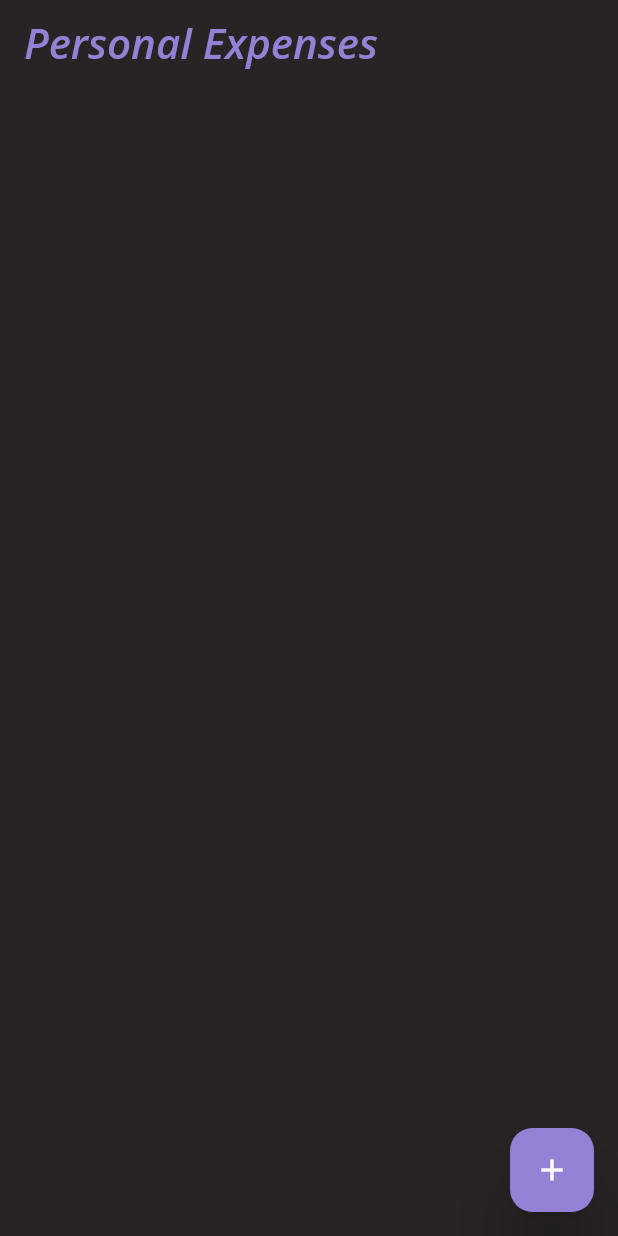
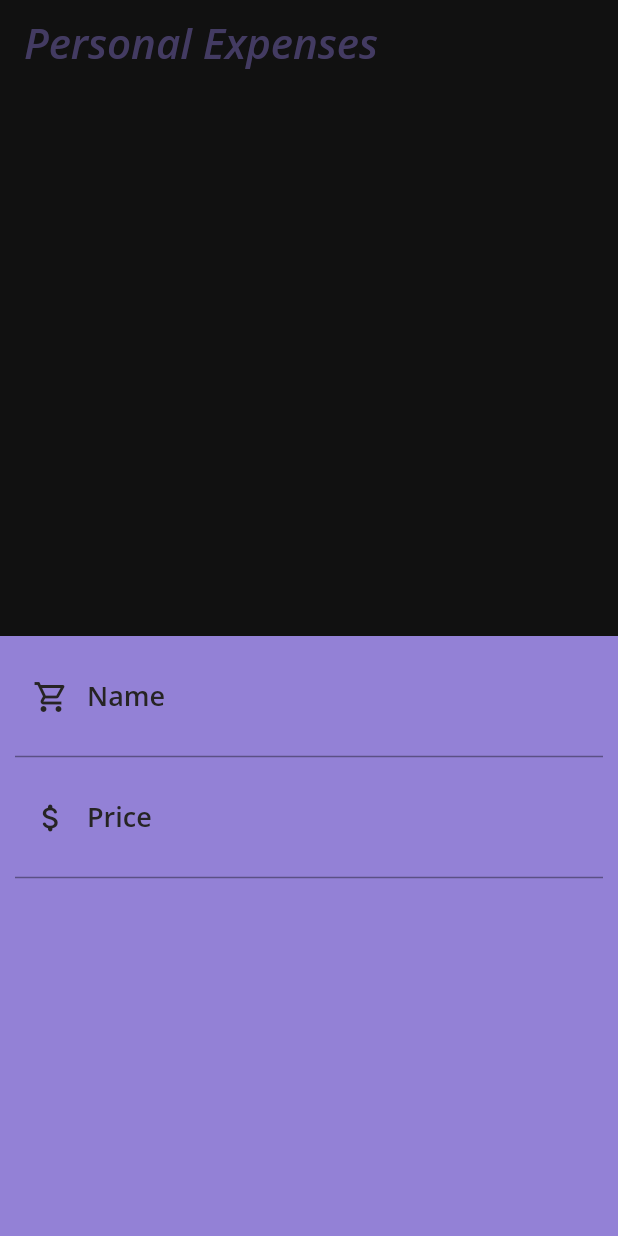
Before and after one commit to samitkapoor/Personal-Expenses, a Flutter app: the screen it shows after launch, after a tap on the "add" icon, on a phone screen of 412 x 824 dp. Run offline on Flutter 3.47's test engine with Material 2 defaults, Android fonts, the phone set to English and light mode, and no system bars; our stand-ins replace get.

Commit message:
Added bottom sheet, expense controller, expense record model

```diff
--- /dev/null
+++ b/lib/components/bottom_sheet_form.dart
@@ -0,0 +1,69 @@
+// bottom sheet that appears on pressing the floating action button
+
+import 'package:flutter/material.dart';
+import 'package:get/get.dart';
+
+class InsertRecordBottomSheet extends StatelessWidget {
+  const InsertRecordBottomSheet({Key? key}) : super(key: key);
+
+  @override
+  Widget build(BuildContext context) {
+    return Container(
+      height: 400,
+      color: Get.theme.highlightColor,
+      child: Form(
+        child: ListView(
+          padding: const EdgeInsets.symmetric(horizontal: 10),
+          children: [
+            getTextFormField(
+              label: 'Name',
+              textInputType: TextInputType.name,
+              prefixIcon: Icon(
+                Icons.shopping_cart_outlined,
+                color: Get.theme.primaryColor,
+              ),
+            ),
+            getTextFormField(
+              label: 'Price',
+              textInputType: TextInputType.number,
+              prefixIcon: Icon(
+                Icons.attach_money_rounded,
+                color: Get.theme.primaryColor,
+              ),
+            ),
+          ],
+        ),
+      ),
+    );
+  }
+}
+
+//model function for each textfield
+getTextFormField({
+  required String label,
+  required TextInputType textInputType,
+  required Icon prefixIcon,
+}) {
+  return TextFormField(
+    autocorrect: false,
+    decoration: InputDecoration(
+      errorBorder: InputBorder.none,
+      disabledBorder: InputBorder.none,
+      focusedErrorBorder: InputBorder.none,
+      label: Text(label, style: Get.theme.textTheme.bodyText1),
+      floatingLabelBehavior: FloatingLabelBehavior.auto,
+      prefixIcon: prefixIcon,
+    ),
+    keyboardType: textInputType,
+    cursorColor: Get.theme.primaryColor,
+    cursorHeight: 25,
+    cursorWidth: 2,
+    style: Get.theme.textTheme.bodyText2,
+    toolbarOptions: const ToolbarOptions(
+      copy: true,
+      selectAll: true,
+      cut: true,
+      paste: true,
+    ),
+  );
+}
--- /dev/null
+++ b/lib/controller/expense_controller.dart
@@ -0,0 +1,19 @@
+import 'package:get/get.dart';
+
+import 'package:personal_expenses/model/expense_record.dart';
+
+class ExpenseController extends GetxController {
+  List<ExpenseRecord> allRecords = [];
+
+  //function to add a record in the collection
+  void addRecord(ExpenseRecord expenseRecord) {
+    allRecords.add(expenseRecord);
+    update();
+  }
+
+  //function to delete a specific record from the collection
+  void deleteRecord(ExpenseRecord expenseRecord) {
+    allRecords.removeWhere((element) => element.id == expenseRecord.id);
+    update();
+  }
+}
--- a/lib/core/home_page.dart
+++ b/lib/core/home_page.dart
@@ -1,20 +1,34 @@
 import 'package:flutter/material.dart';
+import 'package:get/get.dart';
+
+import 'package:personal_expenses/components/bottom_sheet_form.dart';
 
 class Homepage extends StatelessWidget {
   const Homepage({Key? key}) : super(key: key);
+
+  //function that triggers the bottom sheet to enter the record
+  Future<void> insertRecordBottomSheet() {
+    Get.bottomSheet(
+      InsertRecordBottomSheet(),
+      ignoreSafeArea: false,
+    );
+    return Future.value();
+  }
 
   @override
   Widget build(BuildContext context) {
     return SafeArea(
       child: Scaffold(
         appBar: AppBar(
-          title: Text(
+          title: const Text(
             'Personal Expenses',
           ),
         ),
         floatingActionButton: FloatingActionButton(
-          onPressed: () {},
-          child: Icon(Icons.add),
+          onPressed: () async {
+            await insertRecordBottomSheet();
+          },
+          child: const Icon(Icons.add),
           tooltip: 'Add Record',
         ),
       ),
--- a/lib/core/personal_expenses.dart
+++ b/lib/core/personal_expenses.dart
@@ -1,4 +1,6 @@
 import 'package:flutter/material.dart';
+import 'package:get/get.dart';
+import 'package:personal_expenses/controller/expense_controller.dart';
 
 import 'package:personal_expenses/core/home_page.dart';
 
@@ -7,10 +9,15 @@ class PersonalExpenses extends StatelessWidget {
 
   @override
   Widget build(BuildContext context) {
-    return MaterialApp(
+    //initialising the controller
+    ExpenseController expenseController = Get.put(ExpenseController());
+    return GetMaterialApp(
       debugShowCheckedModeBanner: false,
+      //theme that is followed throughout the application
       theme: ThemeData(
         scaffoldBackgroundColor: const Color(0xff262424),
+        primaryColor: const Color(0xff262424),
+        highlightColor: const Color(0xff9381d6),
         appBarTheme: const AppBarTheme(
           backgroundColor: Colors.transparent,
           elevation: 0,
@@ -50,6 +57,20 @@ class PersonalExpenses extends StatelessWidget {
           triggerMode: TooltipTriggerMode.longPress,
           verticalOffset: 30,
         ),
+        textTheme: const TextTheme(
+          bodyText1: TextStyle(
+            fontFamily: 'OpenSans',
+            fontSize: 18,
+            fontWeight: FontWeight.w600,
+            color: Color(0xff262424),
+          ),
+          bodyText2: TextStyle(
+            fontFamily: 'OpenSans',
+            fontSize: 25,
+            fontWeight: FontWeight.w600,
+            color: Color(0xff262424),
+          ),
+        ),
       ),
       home: Homepage(),
     );
--- /dev/null
+++ b/lib/model/expense_record.dart
@@ -0,0 +1,16 @@
+// model of how each expense record will look like
+class ExpenseRecord {
+  String nameOfTheRecord;
+  DateTime id;
+  String date;
+  String time;
+  double price;
+
+  ExpenseRecord({
+    required this.nameOfTheRecord,
+    required this.id,
+    required this.date,
+    required this.time,
+    required this.price,
+  });
+}
```
